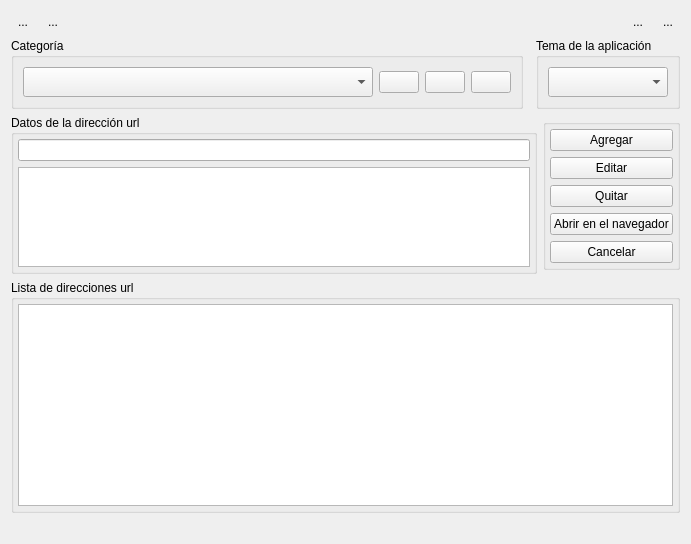
This is widget.ui in lincolningaroca/xxxApp as Qt 5 draws it before an edit. The edited form follows.
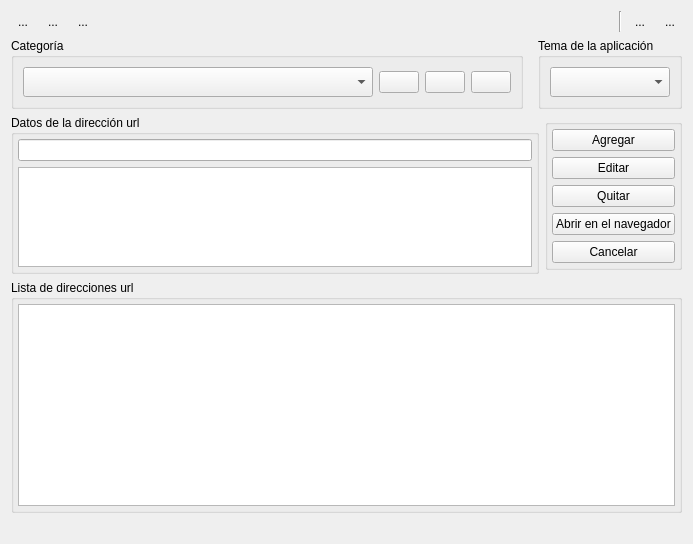
This is the edited form. Icons and pictures are not drawn. Custom widgets are drawn as their Qt base class.

Commit message: A button has been added to the main interface to call the password reset form.

Patch:
```diff
--- a/widget.ui
+++ b/widget.ui
@@ -6,7 +6,7 @@
    <rect>
     <x>0</x>
     <y>0</y>
-    <width>691</width>
+    <width>693</width>
     <height>544</height>
    </rect>
   </property>
@@ -71,6 +71,23 @@
           </property>
          </widget>
         </item>
+        <item>
+         <widget class="QToolButton" name="btnResetPassword">
+          <property name="toolTip">
+           <string>Resetear clave o password</string>
+          </property>
+          <property name="text">
+           <string>...</string>
+          </property>
+          <property name="icon">
+           <iconset resource="rsc.qrc">
+            <normaloff>:/img/Change_password-256.png</normaloff>:/img/Change_password-256.png</iconset>
+          </property>
+          <property name="autoRaise">
+           <bool>true</bool>
+          </property>
+         </widget>
+        </item>
         <item>
          <spacer name="horizontalSpacer_2">
           <property name="orientation">
@@ -84,6 +101,13 @@
           </property>
          </spacer>
         </item>
+        <item>
+         <widget class="Line" name="line">
+          <property name="orientation">
+           <enum>Qt::Orientation::Vertical</enum>
+          </property>
+         </widget>
+        </item>
         <item>
          <widget class="QToolButton" name="btnRestore">
           <property name="toolTip">
```
The commit also changes 3 other files.
